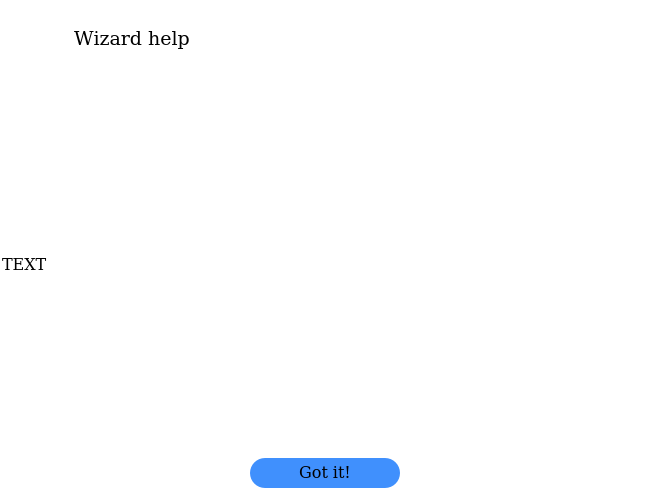
BiaPyX/BiaPy-GUI, file ui/ui_basic.ui: the form before one commit.
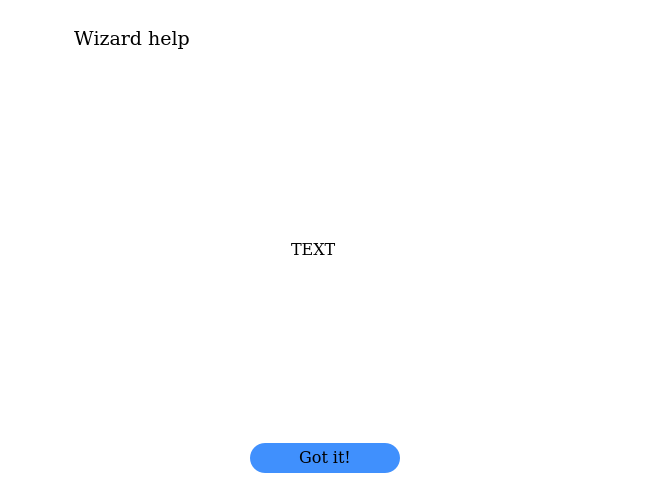
The form after the commit. Icons and pictures are not drawn.

What changed in the file:
```diff
--- a/ui/ui_basic.ui
+++ b/ui/ui_basic.ui
@@ -237,7 +237,7 @@
          <property name="bottomMargin">
           <number>0</number>
          </property>
-         <item>
+         <item alignment="Qt::AlignHCenter">
           <widget class="QScrollArea" name="scrollArea">
            <property name="frameShape">
             <enum>QFrame::NoFrame</enum>
@@ -250,8 +250,8 @@
              <rect>
               <x>0</x>
               <y>0</y>
-              <width>646</width>
-              <height>383</height>
+              <width>69</width>
+              <height>353</height>
              </rect>
             </property>
             <layout class="QVBoxLayout" name="verticalLayout_4">
@@ -272,6 +272,18 @@
              </property>
              <item>
               <widget class="QLabel" name="message_label">
+               <property name="minimumSize">
+                <size>
+                 <width>0</width>
+                 <height>0</height>
+                </size>
+               </property>
+               <property name="maximumSize">
+                <size>
+                 <width>600</width>
+                 <height>16777215</height>
+                </size>
+               </property>
                <property name="font">
                 <font>
                  <family>DejaVu Math TeX Gyre</family>
@@ -290,6 +302,12 @@
                <property name="wordWrap">
                 <bool>true</bool>
                </property>
+               <property name="margin">
+                <number>5</number>
+               </property>
+               <property name="indent">
+                <number>-1</number>
+               </property>
                <property name="openExternalLinks">
                 <bool>true</bool>
                </property>
@@ -312,19 +330,19 @@
            </property>
            <layout class="QHBoxLayout" name="horizontalLayout_2">
             <property name="spacing">
-             <number>0</number>
+             <number>9</number>
             </property>
             <property name="leftMargin">
-             <number>0</number>
+             <number>9</number>
             </property>
             <property name="topMargin">
-             <number>0</number>
+             <number>15</number>
             </property>
             <property name="rightMargin">
-             <number>0</number>
+             <number>9</number>
             </property>
             <property name="bottomMargin">
-             <number>0</number>
+             <number>15</number>
             </property>
             <item>
              <widget class="QPushButton" name="ok_bn">
```
